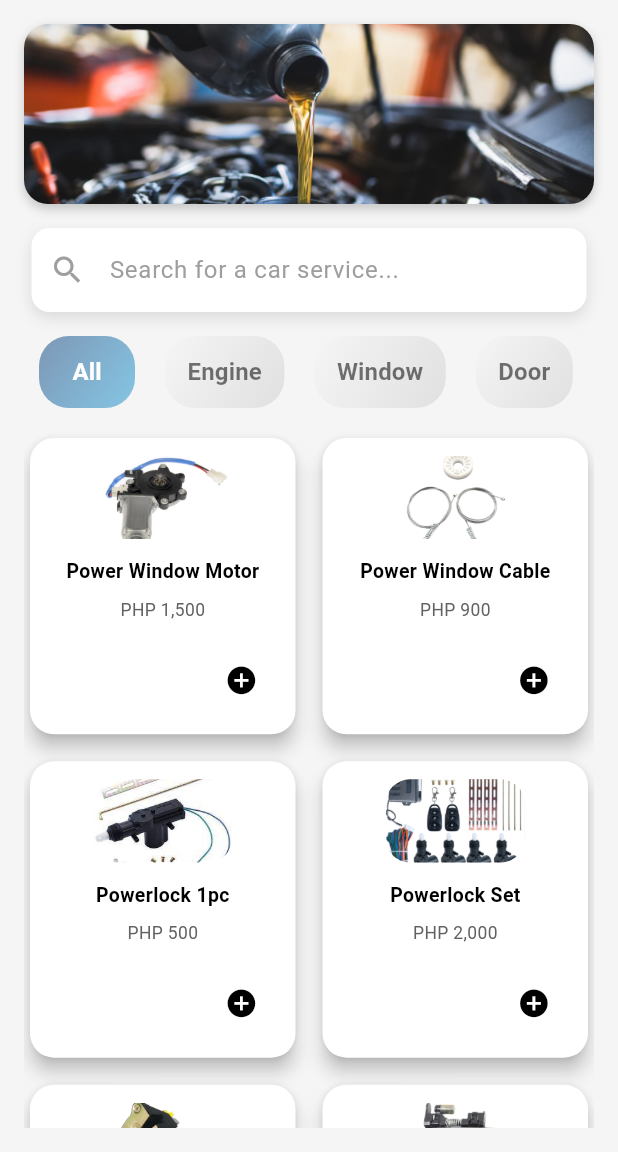
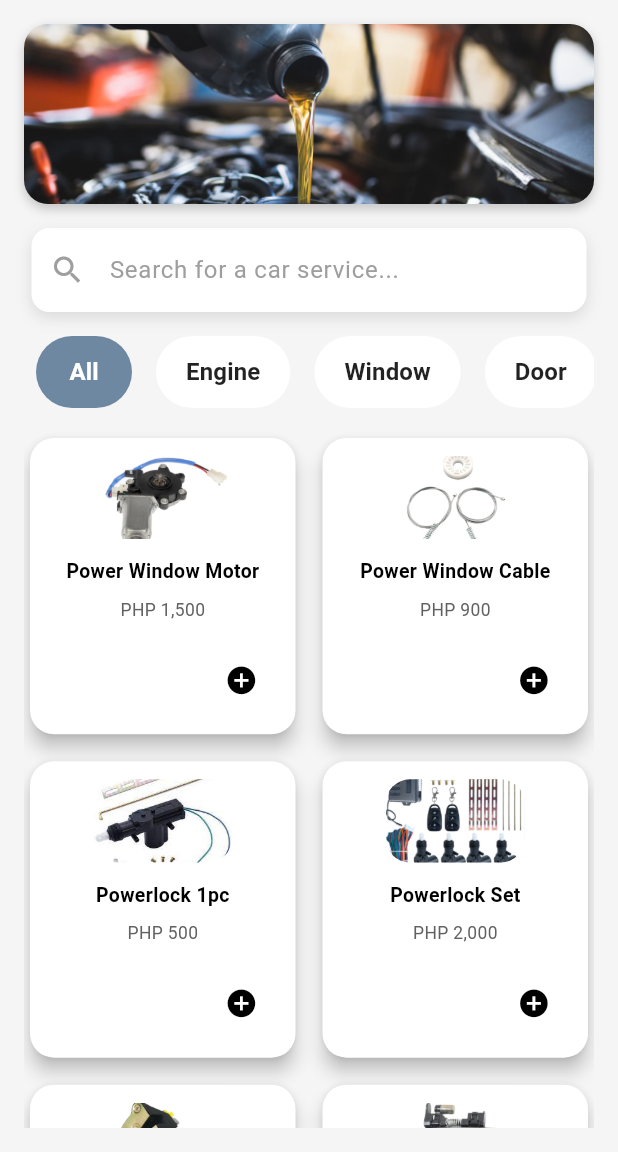
Before and after one commit to JohnLloydDev/AJ-Autofix-App, a Flutter app: the HomeScreen screen opened by its route, on a phone screen of 412 x 824 dp, the part 84-1236 px from its top. Run offline on Flutter 3.47's test engine with Material 3 defaults, Android fonts, the phone set to English and light mode, and no system bars; our stand-ins replace bloc, equatable, flutter_bloc, flutter_rating_bar, flutter_secure_storage, flutter_spinkit and 10 more; missing offline and left inert: onesignal_flutter; accounts and stored records are empty; network calls fail.

Commit message:
change color

```diff
--- a/lib/screens/home.dart
+++ b/lib/screens/home.dart
@@ -196,6 +196,7 @@ class _HomeScreenState extends State<HomeScreen> {
           ],
         ),
         endDrawer: Drawer(
+          backgroundColor: Colors.grey[100],
           child: ListView(
             padding: EdgeInsets.zero,
             children: <Widget>[
@@ -537,35 +538,19 @@ class _HomeScreenState extends State<HomeScreen> {
     }
 
     return Padding(
-      padding: const EdgeInsets.symmetric(
-          horizontal: 10.0),
+      padding: const EdgeInsets.symmetric(horizontal: 8.0),
       child: Container(
         decoration: BoxDecoration(
-          gradient: LinearGradient(
-            begin: Alignment.topLeft,
-            end: Alignment.bottomRight,
-            colors: isSelected
-                ? [
-                    const Color.fromARGB(255, 125, 151, 181),
-                    const Color(0xFF84C6E4),
-                  ]
-                : [
-                    const Color(0xFFF5F5F5),
-                    const Color(0xFFE0E0E0),
-                  ],
-          ),
-          borderRadius:
-              BorderRadius.circular(20.0),
+          color: isSelected ? kColor : Colors.white,
+          borderRadius: BorderRadius.circular(25.0),
         ),
         child: TextButton(
           style: TextButton.styleFrom(
             foregroundColor: isSelected ? Colors.white : Colors.black87,
-            padding: const EdgeInsets.symmetric(
-                vertical: 12.0,
-                horizontal: 15.0),
+            padding:
+                const EdgeInsets.symmetric(vertical: 12.0, horizontal: 20.0),
             shape: RoundedRectangleBorder(
-              borderRadius: BorderRadius.circular(
-                  20.0),
+              borderRadius: BorderRadius.circular(25.0),
             ),
           ),
           onPressed: () {
@@ -576,9 +561,7 @@ class _HomeScreenState extends State<HomeScreen> {
             style: TextStyle(
               fontSize: 16,
               fontWeight: FontWeight.w600,
-              color: isSelected
-                  ? Colors.white
-                  : Colors.black54,
+              color: isSelected ? Colors.white : Colors.black87,
             ),
           ),
         ),
--- a/lib/widgets/contact_us.dart
+++ b/lib/widgets/contact_us.dart
@@ -44,8 +44,8 @@ class ContactFormContainer extends StatelessWidget {
             boxShadow: [
               BoxShadow(
                 color: Colors.black.withOpacity(0.1),
-                spreadRadius: 4,
-                blurRadius: 15,
+                spreadRadius: 6,
+                blurRadius: 18,
                 offset: const Offset(0, 8),
               ),
             ],
```
Also changed, not shown: lib/screens/contact_us_screen.dart (+7 -7 lines).
